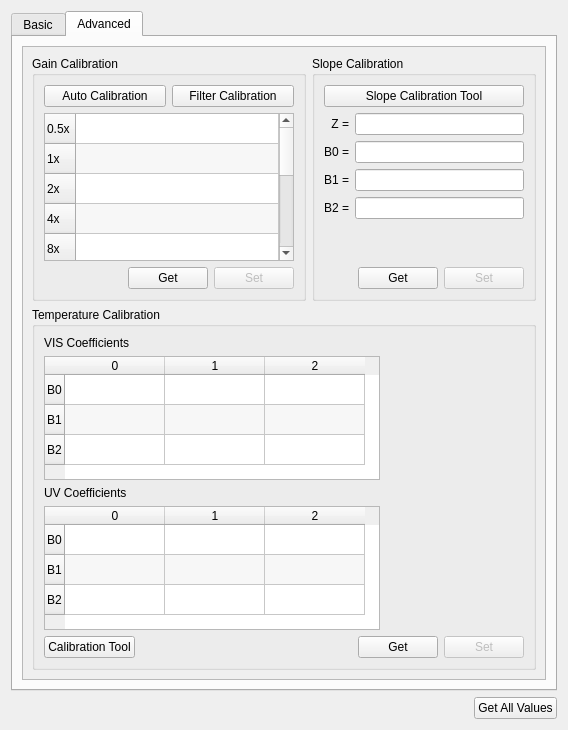
Before: the Qt Designer form src/calibrationuvvistab.ui in dektronics/densitometer-desktop, drawn with Qt 5.
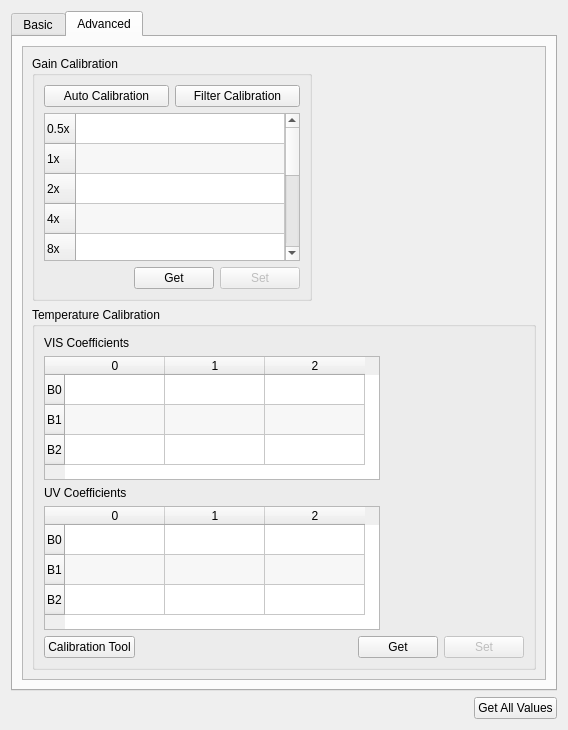
After: the same form once the commit is applied. The open tabs and pages were chosen to show the change.

Commit message:
Remove slope/linearity calibration features for the UV-VIS model
This is a companion change to the following commit from the
uvdensitometer project:
8ededd8cf04d5e5e4b3f0675ab26093d295ba899

It removes/disables all the slope-related features when connected to
that model device, and also removes the "zero offset" experiment from
the slope calibration tool dialog.

Behavior on the original DPD-100 should be unchanged.

What changed in the file:
```diff
--- a/src/calibrationuvvistab.ui
+++ b/src/calibrationuvvistab.ui
@@ -537,152 +537,6 @@
              </layout>
             </widget>
            </item>
-           <item row="0" column="1">
-            <widget class="QGroupBox" name="slopeGroupBox">
-             <property name="sizePolicy">
-              <sizepolicy hsizetype="Minimum" vsizetype="Minimum">
-               <horstretch>0</horstretch>
-               <verstretch>0</verstretch>
-              </sizepolicy>
-             </property>
-             <property name="minimumSize">
-              <size>
-               <width>200</width>
-               <height>0</height>
-              </size>
-             </property>
-             <property name="title">
-              <string>Slope Calibration</string>
-             </property>
-             <layout class="QVBoxLayout" name="verticalLayout_12">
-              <item>
-               <widget class="QPushButton" name="slopeCalPushButton">
-                <property name="text">
-                 <string>Slope Calibration Tool</string>
-                </property>
-               </widget>
-              </item>
-              <item>
-               <layout class="QFormLayout" name="formLayout">
-                <property name="labelAlignment">
-                 <set>Qt::AlignmentFlag::AlignRight|Qt::AlignmentFlag::AlignTrailing|Qt::AlignmentFlag::AlignVCenter</set>
-                </property>
-                <item row="0" column="0">
-                 <widget class="QLabel" name="zLabel">
-                  <property name="text">
-                   <string notr="true">Z =</string>
-                  </property>
-                  <property name="alignment">
-                   <set>Qt::AlignmentFlag::AlignRight|Qt::AlignmentFlag::AlignTrailing|Qt::AlignmentFlag::AlignVCenter</set>
-                  </property>
-                 </widget>
-                </item>
-                <item row="0" column="1">
-                 <widget class="QLineEdit" name="zLineEdit"/>
-                </item>
-                <item row="1" column="0">
-                 <widget class="QLabel" name="b0Label">
-                  <property name="text">
-                   <string>B0 =</string>
-                  </property>
-                  <property name="alignment">
-                   <set>Qt::AlignmentFlag::AlignRight|Qt::AlignmentFlag::AlignTrailing|Qt::AlignmentFlag::AlignVCenter</set>
-                  </property>
-                 </widget>
-                </item>
-                <item row="1" column="1">
-                 <widget class="QLineEdit" name="b0LineEdit">
-                  <property name="readOnly">
-                   <bool>false</bool>
-                  </property>
-                 </widget>
-                </item>
-                <item row="2" column="0">
-                 <widget class="QLabel" name="b1Label">
-                  <property name="text">
-                   <string>B1 =</string>
-                  </property>
-                  <property name="alignment">
-                   <set>Qt::AlignmentFlag::AlignRight|Qt::AlignmentFlag::AlignTrailing|Qt::AlignmentFlag::AlignVCenter</set>
-                  </property>
-                 </widget>
-                </item>
-                <item row="2" column="1">
-                 <widget class="QLineEdit" name="b1LineEdit">
-                  <property name="readOnly">
-                   <bool>false</bool>
-                  </property>
-                 </widget>
-                </item>
-                <item row="3" column="0">
-                 <widget class="QLabel" name="b2Label">
-                  <property name="text">
-                   <string>B2 =</string>
-                  </property>
-                  <property name="alignment">
-                   <set>Qt::AlignmentFlag::AlignRight|Qt::AlignmentFlag::AlignTrailing|Qt::AlignmentFlag::AlignVCenter</set>
-                  </property>
-                 </widget>
-                </item>
-                <item row="3" column="1">
-                 <widget class="QLineEdit" name="b2LineEdit">
-                  <property name="readOnly">
-                   <bool>false</bool>
-                  </property>
-                 </widget>
-                </item>
-               </layout>
-              </item>
-              <item>
-               <spacer name="verticalSpacer">
-                <property name="orientation">
-                 <enum>Qt::Orientation::Vertical</enum>
-                </property>
-                <property name="sizeHint" stdset="0">
-                 <size>
-                  <width>20</width>
-                  <height>0</height>
-                 </size>
-                </property>
-               </spacer>
-              </item>
-              <item>
-               <layout class="QHBoxLayout" name="horizontalLayout_18">
-                <item>
-                 <spacer name="horizontalSpacer_13">
-                  <property name="orientation">
-                   <enum>Qt::Orientation::Horizontal</enum>
-                  </property>
-                  <property name="sizeHint" stdset="0">
-                   <size>
-                    <width>40</width>
-                    <height>20</height>
-                   </size>
-                  </property>
-                 </spacer>
-                </item>
-                <item>
-                 <widget class="QPushButton" name="slopeGetPushButton">
-                  <property name="text">
-                   <string>Get</string>
-                  </property>
-                 </widget>
-                </item>
-                <item>
-                 <widget class="QPushButton" name="slopeSetPushButton">
-                  <property name="enabled">
-                   <bool>false</bool>
-                  </property>
-                  <property name="text">
-                   <string>Set</string>
-                  </property>
-                 </widget>
-                </item>
-               </layout>
-              </item>
-             </layout>
-            </widget>
-           </item>
            <item row="1" column="0" colspan="2">
             <widget class="QGroupBox" name="tempGroupBox">
              <property name="title">
@@ -876,6 +730,19 @@
              </layout>
             </widget>
            </item>
+           <item row="0" column="1">
+            <spacer name="horizontalSpacer_2">
+             <property name="orientation">
+              <enum>Qt::Orientation::Horizontal</enum>
+             </property>
+             <property name="sizeHint" stdset="0">
+              <size>
+               <width>40</width>
+               <height>20</height>
+              </size>
+             </property>
+            </spacer>
+           </item>
           </layout>
          </widget>
         </widget>
```
Left out of the diff: 7 changed lines with no effect on the pictures. The commit also changes 10 other files.
